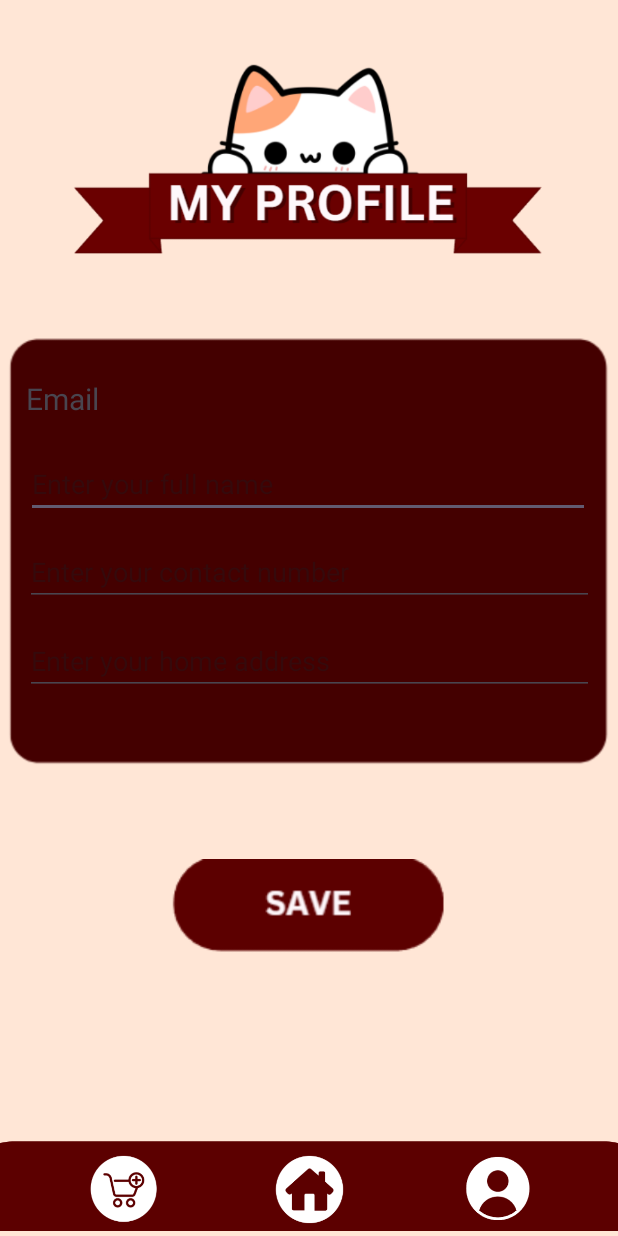
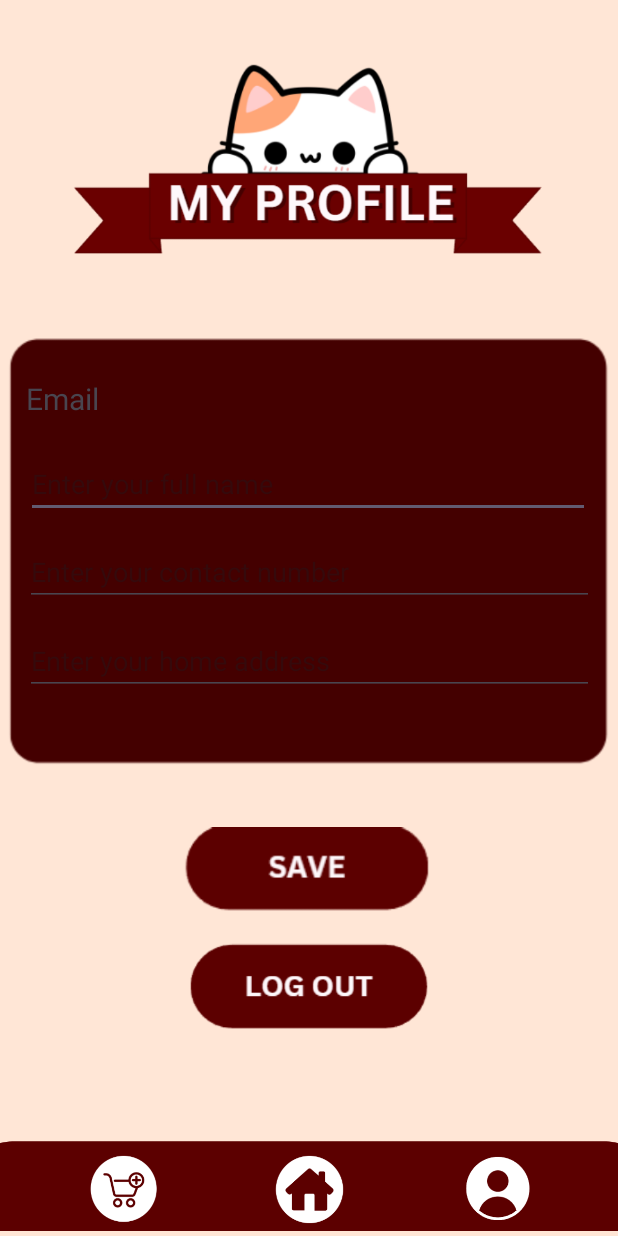
Before and after one commit to starrrrr06/PizzaOrderingApp, an Android app: the layout activity_profile.xml on its own in the app's theme, with its tools: preview values and no code run, on a phone screen of 412 x 824 dp. Run offline under Robolectric (Android 15) with nearby library versions, the phone set to English and light mode, and no system bars.

Commit message:
updated version 101

```diff
--- a/app/src/main/res/layout/activity_profile.xml
+++ b/app/src/main/res/layout/activity_profile.xml
@@ -94,10 +94,21 @@
 
     <Button
         android:id="@+id/buttonSave"
-        android:layout_width="140dp"
-        android:layout_height="48dp"
-        android:layout_marginTop="580dp"
+        android:layout_width="130dp"
+        android:layout_height="42dp"
+        android:layout_marginTop="557dp"
         android:text="Save"
+        app:layout_constraintEnd_toEndOf="parent"
+        app:layout_constraintHorizontal_bias="0.498"
+        app:layout_constraintStart_toStartOf="parent"
+        app:layout_constraintTop_toTopOf="parent" />
+
+    <Button
+        android:id="@+id/buttonLogout"
+        android:layout_width="130dp"
+        android:layout_height="42dp"
+        android:layout_marginTop="636dp"
+        android:text="Logout"
         app:layout_constraintEnd_toEndOf="parent"
         app:layout_constraintHorizontal_bias="0.498"
         app:layout_constraintStart_toStartOf="parent"
@@ -117,10 +128,11 @@
 
     <ImageView
         android:id="@+id/imageView21"
-        android:layout_width="185dp"
-        android:layout_height="64dp"
-        android:layout_marginTop="572dp"
+        android:layout_width="166dp"
+        android:layout_height="63dp"
+        android:layout_marginTop="548dp"
         app:layout_constraintEnd_toEndOf="parent"
+        app:layout_constraintHorizontal_bias="0.497"
         app:layout_constraintStart_toStartOf="parent"
         app:layout_constraintTop_toTopOf="parent"
         app:srcCompat="@drawable/savess" />
@@ -136,5 +148,15 @@
         app:layout_constraintTop_toTopOf="parent"
         app:srcCompat="@drawable/widgets" />
 
+    <ImageView
+        android:id="@+id/imageView21"
+        android:layout_width="181dp"
+        android:layout_height="66dp"
+        android:layout_marginTop="624dp"
+        app:layout_constraintEnd_toEndOf="parent"
+        app:layout_constraintStart_toStartOf="parent"
+        app:layout_constraintTop_toTopOf="parent"
+        app:srcCompat="@drawable/logout" />
+
 
 </androidx.constraintlayout.widget.ConstraintLayout>
```
Also changed, not shown: app/src/main/res/drawable/logout.png (added).
